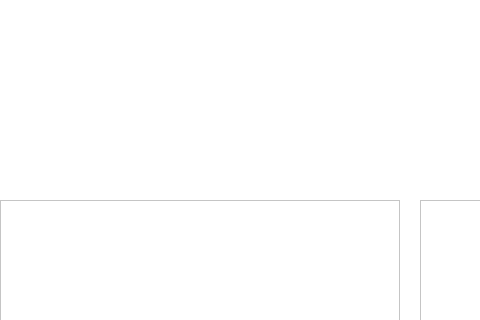
YY0NII/DeskFood, file Frontend/ListOfKitchens.ui: the form before one commit; both pictures show x 0 to 480 and y 0 to 320 of the 1200 by 773 pixel window.
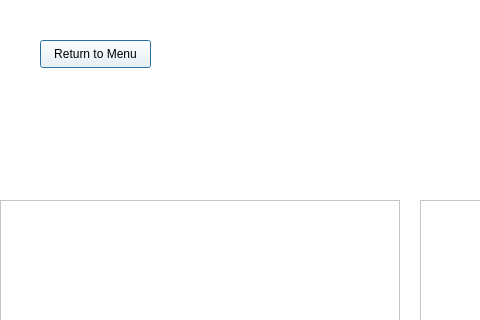
The form after the commit.

Commit message: Bug fixes for Kitchen API and new Frontend uis

Patch:
```diff
--- a/Frontend/ListOfKitchens.ui
+++ b/Frontend/ListOfKitchens.ui
@@ -91,6 +91,19 @@
      <string notr="true">font: 32pt &quot;.AppleSystemUIFont&quot;;</string>
     </property>
    </widget>
+   <widget class="QPushButton" name="returnBTN">
+    <property name="geometry">
+     <rect>
+      <x>40</x>
+      <y>40</y>
+      <width>111</width>
+      <height>28</height>
+     </rect>
+    </property>
+    <property name="text">
+     <string>Return to Menu</string>
+    </property>
+   </widget>
   </widget>
  </widget>
  <resources/>
```
The commit also changes 3 other files.
